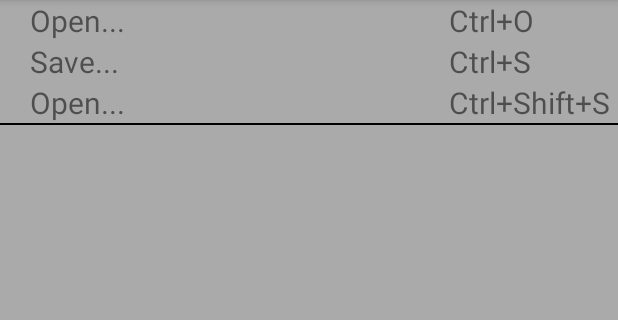
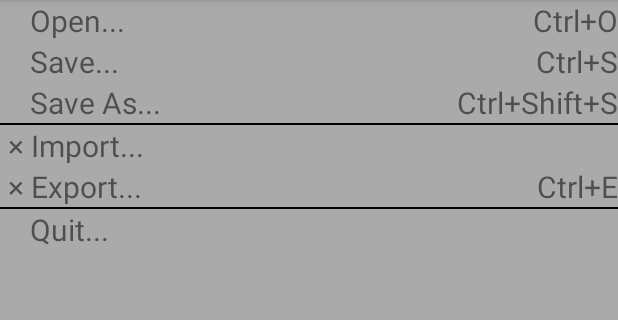
Before and after one commit to linpeiyou/Labs, an Android app: the TableLayoutTestActivity screen opened directly, with no data from a screen before it, on a phone screen of 412 x 824 dp, the part 84-404 px from its top. Run offline under Robolectric (Android 15) with nearby library versions, the phone set to English and light mode, and no system bars.

Commit message:
改变了一些布局和修改gitignore
改变了一些布局和修改gitignore

```diff
--- a/Lab1/LayoutTest/app/src/main/res/layout/activity_relativelayout.xml
+++ b/Lab1/LayoutTest/app/src/main/res/layout/activity_relativelayout.xml
@@ -21,6 +21,14 @@
         android:text="ORANGE"/>
 
     <Button
+        android:id="@+id/btn_blue"
+        android:layout_width="wrap_content"
+        android:layout_height="wrap_content"
+        android:layout_centerInParent="true"
+        android:background="@android:color/holo_blue_light"
+        android:text="BLUE"/>
+
+    <Button
         android:layout_width="wrap_content"
         android:layout_height="wrap_content"
         android:layout_alignParentTop="true"
@@ -36,14 +44,6 @@
         android:layout_alignTop="@id/btn_blue"
         android:background="@android:color/holo_green_light"
         android:text="GREEN"/>
-
-    <Button
-        android:id="@+id/btn_blue"
-        android:layout_width="wrap_content"
-        android:layout_height="wrap_content"
-        android:layout_centerInParent="true"
-        android:background="@android:color/holo_blue_light"
-        android:text="BLUE"/>
 
     <Button
         android:layout_width="wrap_content"
--- a/Lab1/LayoutTest/app/src/main/res/layout/activity_tablelayout.xml
+++ b/Lab1/LayoutTest/app/src/main/res/layout/activity_tablelayout.xml
@@ -7,51 +7,82 @@
 
     <TableLayout
         android:layout_width="match_parent"
-        android:layout_height="wrap_content"
-        android:layout_marginLeft="20dp"
-        android:layout_marginRight="5dp"
-        android:shrinkColumns="1"
-        android:stretchColumns="2" >
+        android:layout_height="wrap_content">
 
         <TableRow>
             <TextView
                 android:text="Open..."
                 android:layout_weight="1"
+                android:layout_marginLeft="20dp"
                 android:textSize="20dp"/>
             <TextView
                 android:text="Ctrl+O"
+                android:gravity="right"
                 android:textSize="20dp"/>
-
         </TableRow>
 
         <TableRow>
             <TextView
                 android:text="Save..."
                 android:layout_weight="1"
+                android:layout_marginLeft="20dp"
                 android:textSize="20dp"/>
             <TextView
                 android:text="Ctrl+S"
+                android:gravity="right"
                 android:textSize="20dp"/>
-
         </TableRow>
 
         <TableRow>
             <TextView
-                android:text="Open..."
+                android:text="Save As..."
                 android:layout_weight="1"
+                android:layout_marginLeft="20dp"
                 android:textSize="20dp"/>
             <TextView
                 android:text="Ctrl+Shift+S"
+                android:gravity="right"
+                android:textSize="20dp"/>
+        </TableRow>
+
+        <ImageView
+            android:layout_width="match_parent"
+            android:layout_height="1dp"
+            android:background="#000000"/>
+
+        <TableRow>
+            <TextView
+                android:text="× Import..."
+                android:layout_weight="1"
+                android:layout_marginLeft="5dp"
+                android:textSize="20dp"/>
+        </TableRow>
+
+        <TableRow>
+            <TextView
+                android:text="× Export..."
+                android:layout_weight="1"
+                android:layout_marginLeft="5dp"
+                android:textSize="20dp"/>
+            <TextView
+                android:text="Ctrl+E"
+                android:gravity="right"
+                android:textSize="20dp"/>
+        </TableRow>
+
+        <ImageView
+            android:layout_width="match_parent"
+            android:layout_height="1dp"
+            android:background="#000000"/>
+
+        <TableRow>
+            <TextView
+                android:text="Quit..."
+                android:layout_weight="1"
+                android:layout_marginLeft="20dp"
                 android:textSize="20dp"/>
         </TableRow>
 
     </TableLayout>
 
-    <View
-        android:layout_width="match_parent"
-        android:layout_height="1dp"
-        android:background="#000000"/>
-
-
-
 </LinearLayout>
```
Also changed, not shown: 4 other files.
